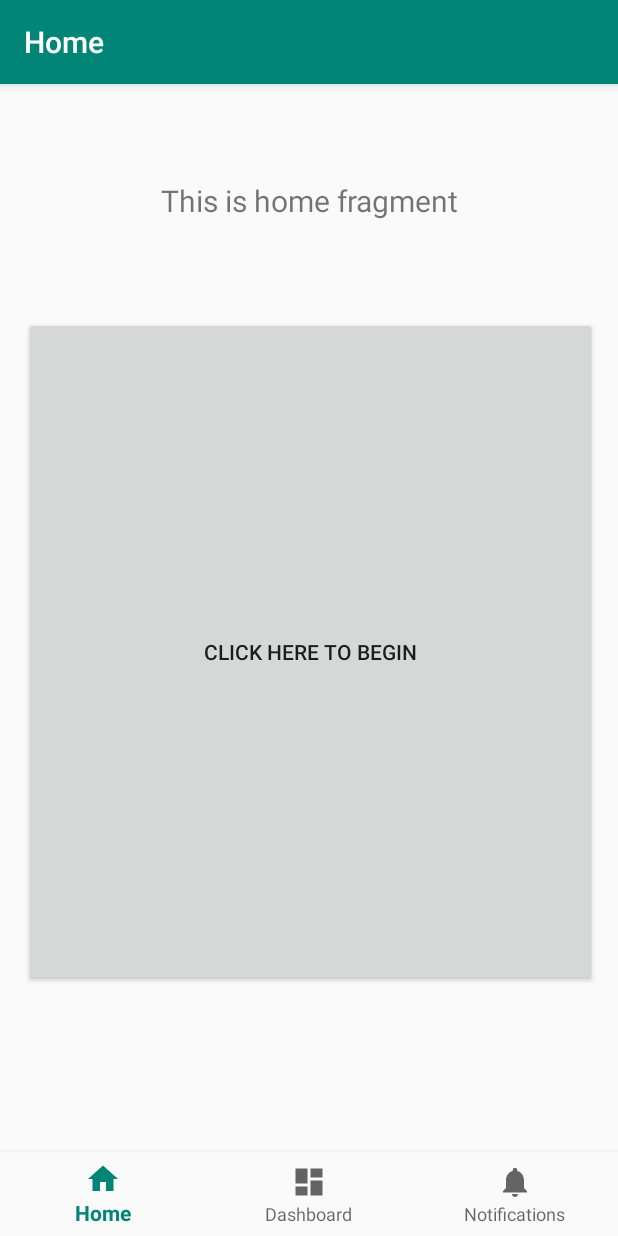
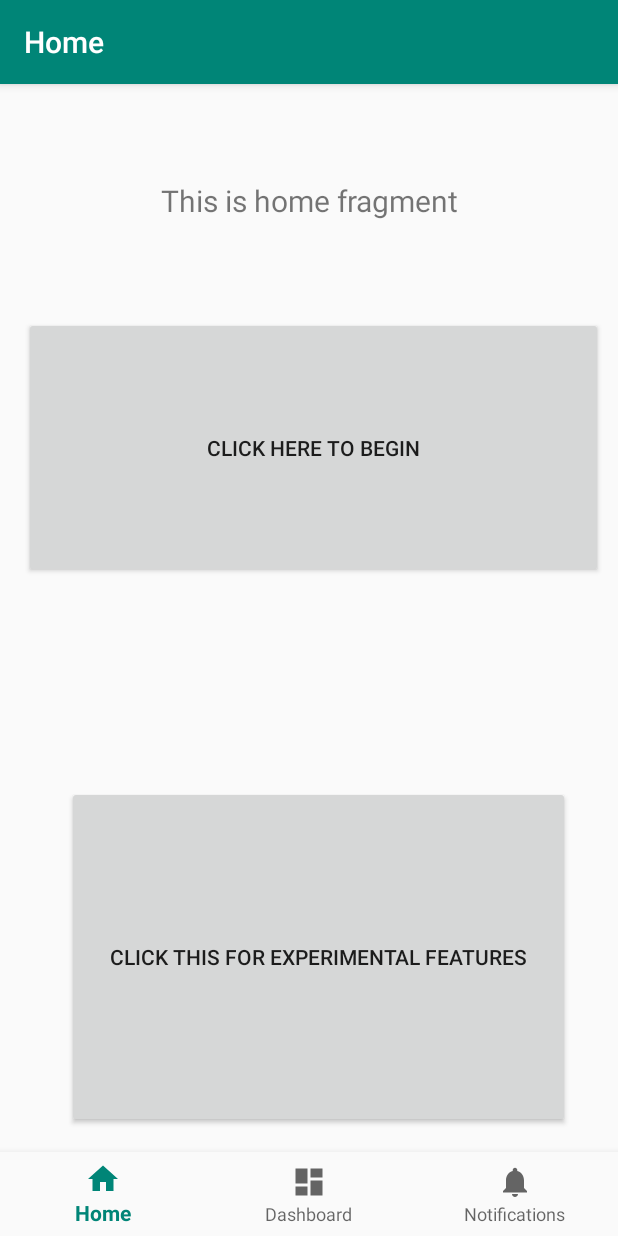
Before and after one commit to schwarz-em/TouristRemover, an Android app: the screen it shows after launch (MainActivity), on a phone screen of 412 x 824 dp. Run offline under Robolectric (Android 15) with nearby library versions, the light colour scheme and no system bars; our stand-ins replace navigation-ui.

Commit message:
A lot of stuff is fixed

```diff
--- a/app/build.gradle
+++ b/app/build.gradle
@@ -20,8 +20,7 @@ android {
             pip {
                 install "six==1.10.0"
                 install "scipy==1.0.1"
-                install "LocalPackage-1.2.3-py2.py3-none-any.whl"
-                install "cv2==4.1.1.26"
+                install "opencv-python==3.4.2.16"
             }
         }
     }
--- a/app/src/main/AndroidManifest.xml
+++ b/app/src/main/AndroidManifest.xml
@@ -11,7 +11,8 @@
         android:roundIcon="@mipmap/ic_launcher_round"
         android:supportsRtl="true"
         android:theme="@style/AppTheme">
-        <activity android:name=".DisplayingPhoto"></activity>
+        <activity android:name=".CameraTaking"></activity>
+        <activity android:name=".DisplayingPhoto" />
         <activity
             android:name=".MainActivity"
             android:label="@string/app_name">
@@ -29,7 +30,7 @@
             android:grantUriPermissions="true">
             <meta-data
                 android:name="android.support.FILE_PROVIDER_PATHS"
-                android:resource="@xml/file_paths"></meta-data>
+                android:resource="@xml/file_paths" />
         </provider>
     </application>
 
--- a/app/src/main/java/com/touristremover/frontpage/MainActivity.java
+++ b/app/src/main/java/com/touristremover/frontpage/MainActivity.java
@@ -9,6 +9,7 @@ import android.os.Environment;
 import android.provider.MediaStore;
 import android.util.Log;
 import android.view.View;
+import android.widget.Button;
 import android.widget.Toast;
 
 import com.google.android.material.bottomnavigation.BottomNavigationView;
@@ -146,4 +147,9 @@ public class MainActivity extends AppCompatActivity {
     public void timerControlledPhoto(){
 
     }
+
+
+    public void goodOnClick(View v) {
+        startActivity(new Intent(MainActivity.this, CameraTaking.class));
+    }
 }
--- a/app/src/main/res/layout/activity_main.xml
+++ b/app/src/main/res/layout/activity_main.xml
@@ -35,8 +35,8 @@
 
     <Button
         android:id="@+id/ActionTrigger"
-        android:layout_width="382dp"
-        android:layout_height="446dp"
+        android:layout_width="386dp"
+        android:layout_height="174dp"
         android:layout_marginStart="16dp"
         android:layout_marginLeft="16dp"
         android:layout_marginTop="99dp"
@@ -45,4 +45,16 @@
         app:layout_constraintStart_toStartOf="parent"
         app:layout_constraintTop_toTopOf="parent" />
 
+    <Button
+        android:id="@+id/goodButton"
+        android:layout_width="335dp"
+        android:layout_height="228dp"
+        android:layout_marginEnd="32dp"
+        android:layout_marginRight="32dp"
+        android:layout_marginBottom="16dp"
+        android:onClick="goodOnClick"
+        android:text="Click this for experimental features"
+        app:layout_constraintBottom_toTopOf="@+id/nav_view"
+        app:layout_constraintEnd_toEndOf="parent" />
+
 </androidx.constraintlayout.widget.ConstraintLayout>
```
Also changed, not shown: app/src/main/java/com/touristremover/frontpage/CameraPreview.java (added, +70 -0 lines), app/src/main/java/com/touristremover/frontpage/CameraTaking.java (added, +40 -0 lines), app/src/main/res/layout/activity_camera_taking.xml (added, +21 -0 lines).
